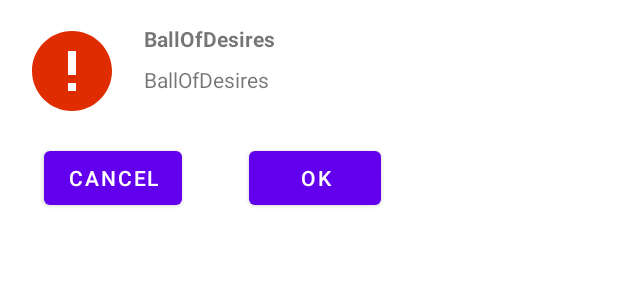
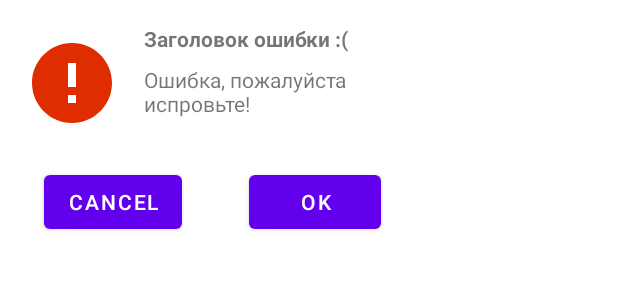
Before and after one commit to firmfreez/BallOfDesires, an Android app: the layout fragment_text_dialog.xml on its own in the app's theme, with its tools: preview values and no code run, on a phone screen of 412 x 824 dp. Shown: the top 300 px of the screen. Run offline under Robolectric (Android 15) with nearby library versions, the phone set to English and light mode, and no system bars; network calls fail.

Commit message:
Remove comments from project Make border dimensions constants in project

```diff
--- a/app/src/main/java/com/firmfreez/android/ballofdesires/view/main/MainActivity.kt
+++ b/app/src/main/java/com/firmfreez/android/ballofdesires/view/main/MainActivity.kt
@@ -28,6 +28,7 @@ class MainActivity : BaseActivity(), MainView {
     private lateinit var mLifecycleObserver: MVPLifecycleObserver<MainView, MainPresenter>
     private lateinit var binding: ActivityMainBinding
 
+
     override fun onCreate(savedInstanceState: Bundle?) {
         super.onCreate(savedInstanceState)
         binding = ActivityMainBinding.inflate(layoutInflater)
@@ -51,7 +52,6 @@ class MainActivity : BaseActivity(), MainView {
                 }
             }
         }
-
         onViewCreated()
     }
 
--- a/app/src/main/java/com/firmfreez/android/ballofdesires/view/main/MainPresenter.kt
+++ b/app/src/main/java/com/firmfreez/android/ballofdesires/view/main/MainPresenter.kt
@@ -14,7 +14,7 @@ import io.reactivex.schedulers.Schedulers
 import timber.log.Timber
 import javax.inject.Inject
 
-class MainPresenter(): BasePresenter<MainView>() {
+class MainPresenter: BasePresenter<MainView>() {
     @Inject lateinit var yesNoService: YesNoService
     private lateinit var compositeDisposable: CompositeDisposable
 
--- a/app/src/main/res/layout/fragment_text_dialog.xml
+++ b/app/src/main/res/layout/fragment_text_dialog.xml
@@ -11,8 +11,8 @@
             android:id="@+id/icon"
             android:layout_width="wrap_content"
             android:layout_height="wrap_content"
-            android:layout_marginStart="16dp"
-            android:src="@drawable/ic_error_64"
+            android:layout_marginStart="@dimen/border"
+            tools:src="@drawable/ic_error_64"
             app:layout_constraintBottom_toTopOf="@+id/guideline4"
             app:layout_constraintStart_toStartOf="parent"
             app:layout_constraintTop_toTopOf="parent" />
@@ -24,7 +24,7 @@
             android:layout_marginStart="16dp"
             android:layout_marginTop="16dp"
             android:layout_marginEnd="16dp"
-            android:text="@string/app_name"
+            tools:text="Заголовок ошибки :("
             android:textStyle="bold"
             app:layout_constraintEnd_toEndOf="parent"
             app:layout_constraintStart_toEndOf="@+id/icon"
@@ -34,11 +34,11 @@
             android:id="@+id/message"
             android:layout_width="0dp"
             android:layout_height="wrap_content"
-            android:layout_marginStart="16dp"
-            android:layout_marginTop="8dp"
-            android:layout_marginEnd="16dp"
-            android:layout_marginBottom="32dp"
-            android:text="@string/app_name"
+            android:layout_marginStart="@dimen/border"
+            android:layout_marginTop="@dimen/border_small"
+            android:layout_marginEnd="@dimen/border"
+            android:layout_marginBottom="@dimen/border_large"
+            tools:text="Ошибка, пожалуйста испровьте!"
             app:layout_constraintBottom_toTopOf="@+id/guideline4"
             app:layout_constraintEnd_toEndOf="parent"
             app:layout_constraintStart_toEndOf="@+id/icon"
@@ -48,9 +48,9 @@
             android:id="@+id/cancel"
             android:layout_width="wrap_content"
             android:layout_height="wrap_content"
-            android:layout_marginStart="16dp"
-            android:layout_marginEnd="16dp"
-            android:layout_marginBottom="8dp"
+            android:layout_marginStart="@dimen/border"
+            android:layout_marginEnd="@dimen/border"
+            android:layout_marginBottom="@dimen/border_small"
             android:text="@android:string/cancel"
             app:layout_constraintBottom_toBottomOf="parent"
             app:layout_constraintEnd_toStartOf="@+id/guideline3"
@@ -61,9 +61,9 @@
             android:id="@+id/submit"
             android:layout_width="wrap_content"
             android:layout_height="wrap_content"
-            android:layout_marginStart="16dp"
-            android:layout_marginEnd="16dp"
-            android:layout_marginBottom="8dp"
+            android:layout_marginStart="@dimen/border"
+            android:layout_marginEnd="@dimen/border"
+            android:layout_marginBottom="@dimen/border_small"
             android:text="@android:string/ok"
             app:layout_constraintBottom_toBottomOf="parent"
             app:layout_constraintEnd_toEndOf="parent"
--- /dev/null
+++ b/app/src/main/res/values/dimens.xml
@@ -0,0 +1,7 @@
+<?xml version="1.0" encoding="utf-8"?>
+<resources>
+    <dimen name="border">16dp</dimen>
+    <dimen name="big_text">30sp</dimen>
+    <dimen name="border_small">8dp</dimen>
+    <dimen name="border_large">32dp</dimen>
+</resources>
```
Also changed, not shown: app/src/main/java/com/firmfreez/android/ballofdesires/view/main/ShakeListener.kt (+1 -11 lines), app/src/main/res/layout/activity_main.xml (+11 -11 lines), app/src/main/res/layout/layout_loader.xml (+7 -10 lines).
